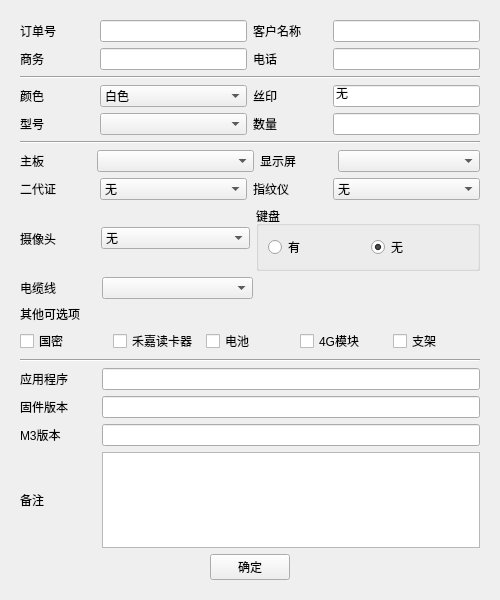
First picture: the form in ConfirmForm/UI/confirm.ui, repository Mr-Wes/PythonProjects, before the edit.
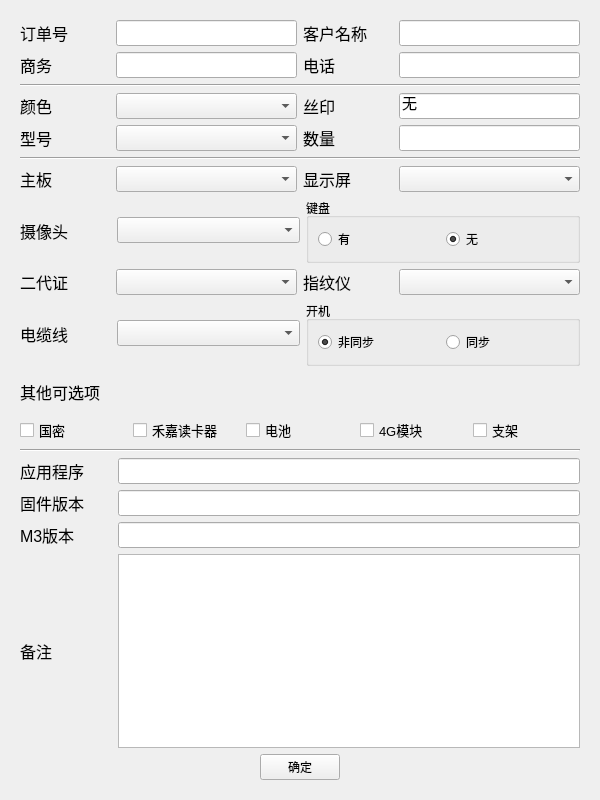
Second picture: the form after the edit.

```diff
--- a/ConfirmForm/UI/confirm.ui
+++ b/ConfirmForm/UI/confirm.ui
@@ -6,20 +6,20 @@
    <rect>
     <x>0</x>
     <y>0</y>
-    <width>500</width>
-    <height>600</height>
+    <width>600</width>
+    <height>800</height>
    </rect>
   </property>
   <property name="minimumSize">
    <size>
-    <width>500</width>
-    <height>600</height>
+    <width>600</width>
+    <height>800</height>
    </size>
   </property>
   <property name="maximumSize">
    <size>
-    <width>500</width>
-    <height>600</height>
+    <width>600</width>
+    <height>800</height>
    </size>
   </property>
   <property name="windowTitle">
@@ -28,28 +28,50 @@
   <layout class="QVBoxLayout" name="verticalLayout">
    <item>
     <widget class="QWidget" name="widget" native="true">
-     <layout class="QVBoxLayout" name="verticalLayout_2">
+     <layout class="QVBoxLayout" name="verticalLayout_2" stretch="1,1,1,1,1,1,1,0,1,1,1,1,1,1,1,1,5,1">
       <item>
        <layout class="QHBoxLayout" name="hl_1_1" stretch="1,2,1,2">
         <item>
          <widget class="QLabel" name="lb_number">
+          <property name="font">
+           <font>
+            <pointsize>12</pointsize>
+           </font>
+          </property>
           <property name="text">
            <string>订单号</string>
           </property>
          </widget>
         </item>
         <item>
-         <widget class="QLineEdit" name="le_number"/>
+         <widget class="QLineEdit" name="le_number">
+          <property name="font">
+           <font>
+            <pointsize>11</pointsize>
+           </font>
+          </property>
+         </widget>
         </item>
         <item>
          <widget class="QLabel" name="lb_name">
+          <property name="font">
+           <font>
+            <pointsize>12</pointsize>
+           </font>
+          </property>
           <property name="text">
            <string>客户名称</string>
           </property>
          </widget>
         </item>
         <item>
-         <widget class="QLineEdit" name="le_name"/>
+         <widget class="QLineEdit" name="le_name">
+          <property name="font">
+           <font>
+            <pointsize>11</pointsize>
+           </font>
+          </property>
+         </widget>
         </item>
        </layout>
       </item>
@@ -57,23 +79,45 @@
        <layout class="QHBoxLayout" name="hl_1_2" stretch="1,2,1,2">
         <item>
          <widget class="QLabel" name="lb_people">
+          <property name="font">
+           <font>
+            <pointsize>12</pointsize>
+           </font>
+          </property>
           <property name="text">
            <string>商务</string>
           </property>
          </widget>
         </item>
         <item>
-         <widget class="QLineEdit" name="le_people"/>
+         <widget class="QLineEdit" name="le_people">
+          <property name="font">
+           <font>
+            <pointsize>11</pointsize>
+           </font>
+          </property>
+         </widget>
         </item>
         <item>
          <widget class="QLabel" name="lb_tel">
+          <property name="font">
+           <font>
+            <pointsize>12</pointsize>
+           </font>
+          </property>
           <property name="text">
            <string>电话</string>
           </property>
          </widget>
         </item>
         <item>
-         <widget class="QLineEdit" name="le_tel"/>
+         <widget class="QLineEdit" name="le_tel">
+          <property name="font">
+           <font>
+            <pointsize>11</pointsize>
+           </font>
+          </property>
+         </widget>
         </item>
        </layout>
       </item>
@@ -88,6 +132,11 @@
        <layout class="QHBoxLayout" name="hl_2_1" stretch="1,2,1,2">
         <item>
          <widget class="QLabel" name="lb_color">
+          <property name="font">
+           <font>
+            <pointsize>12</pointsize>
+           </font>
+          </property>
           <property name="text">
            <string>颜色</string>
           </property>
@@ -95,20 +144,20 @@
         </item>
         <item>
          <widget class="QComboBox" name="cb_color">
-          <item>
-           <property name="text">
-            <string>白色</string>
-           </property>
-          </item>
-          <item>
-           <property name="text">
-            <string>黑色</string>
-           </property>
-          </item>
+          <property name="font">
+           <font>
+            <pointsize>11</pointsize>
+           </font>
+          </property>
          </widget>
         </item>
         <item>
          <widget class="QLabel" name="lb_logo">
+          <property name="font">
+           <font>
+            <pointsize>12</pointsize>
+           </font>
+          </property>
           <property name="text">
            <string>丝印</string>
           </property>
@@ -116,6 +165,11 @@
         </item>
         <item>
          <widget class="QLineEdit" name="le_logo">
+          <property name="font">
+           <font>
+            <pointsize>11</pointsize>
+           </font>
+          </property>
           <property name="text">
            <string>无</string>
           </property>
@@ -127,6 +181,11 @@
        <layout class="QHBoxLayout" name="hl_2_2" stretch="1,2,1,2">
         <item>
          <widget class="QLabel" name="lb_type">
+          <property name="font">
+           <font>
+            <pointsize>12</pointsize>
+           </font>
+          </property>
           <property name="text">
            <string>型号</string>
           </property>
@@ -134,107 +193,33 @@
         </item>
         <item>
          <widget class="QComboBox" name="cb_type">
-          <item>
-           <property name="text">
-            <string/>
-           </property>
-          </item>
-          <item>
-           <property name="text">
-            <string>P710-01</string>
-           </property>
-          </item>
-          <item>
-           <property name="text">
-            <string>P710-04</string>
-           </property>
-          </item>
-          <item>
-           <property name="text">
-            <string>P708</string>
-           </property>
-          </item>
-          <item>
-           <property name="text">
-            <string>S2000</string>
-           </property>
-          </item>
-          <item>
-           <property name="text">
-            <string>S3000(S)</string>
-           </property>
-          </item>
-          <item>
-           <property name="text">
-            <string>S3000(D)</string>
-           </property>
-          </item>
-          <item>
-           <property name="text">
-            <string>S3000B</string>
-           </property>
-          </item>
-          <item>
-           <property name="text">
-            <string>S3000B(S)</string>
-           </property>
-          </item>
-          <item>
-           <property name="text">
-            <string>S3000B(D)</string>
-           </property>
-          </item>
-          <item>
-           <property name="text">
-            <string>G979B</string>
-           </property>
-          </item>
-          <item>
-           <property name="text">
-            <string>G989A</string>
-           </property>
-          </item>
-          <item>
-           <property name="text">
-            <string>G989B(S)</string>
-           </property>
-          </item>
-          <item>
-           <property name="text">
-            <string>G989B(D)</string>
-           </property>
-          </item>
-          <item>
-           <property name="text">
-            <string>G989C</string>
-           </property>
-          </item>
-          <item>
-           <property name="text">
-            <string>G989C(S)</string>
-           </property>
-          </item>
-          <item>
-           <property name="text">
-            <string>G989C(D)</string>
-           </property>
-          </item>
-          <item>
-           <property name="text">
-            <string>G999</string>
-           </property>
-          </item>
+          <property name="font">
+           <font>
+            <pointsize>11</pointsize>
+           </font>
+          </property>
          </widget>
         </item>
         <item>
          <widget class="QLabel" name="lb_count">
+          <property name="font">
+           <font>
+            <pointsize>12</pointsize>
+           </font>
+          </property>
           <property name="text">
            <string>数量</string>
           </property>
          </widget>
         </item>
         <item>
-         <widget class="QLineEdit" name="le_count"/>
+         <widget class="QLineEdit" name="le_count">
+          <property name="font">
+           <font>
+            <pointsize>11</pointsize>
+           </font>
+          </property>
+         </widget>
         </item>
        </layout>
       </item>
@@ -249,6 +234,11 @@
        <layout class="QHBoxLayout" name="hl_3_1" stretch="1,2,1,2">
         <item>
          <widget class="QLabel" name="lb_board">
+          <property name="font">
+           <font>
+            <pointsize>12</pointsize>
+           </font>
+          </property>
           <property name="text">
            <string>主板</string>
           </property>
@@ -256,50 +246,20 @@
         </item>
         <item>
          <widget class="QComboBox" name="cb_board">
-          <item>
-           <property name="text">
-            <string/>
-           </property>
-          </item>
-          <item>
-           <property name="text">
-            <string>5127</string>
-           </property>
-          </item>
-          <item>
-           <property name="text">
-            <string>5128</string>
-           </property>
-          </item>
-          <item>
-           <property name="text">
-            <string>5167-V5(带WiFi模块)</string>
-           </property>
-          </item>
-          <item>
-           <property name="text">
-            <string>5167-V5(不带WiFi模块)</string>
-           </property>
-          </item>
-          <item>
-           <property name="text">
-            <string>5187-V3</string>
-           </property>
-          </item>
-          <item>
-           <property name="text">
-            <string>5187-V4</string>
-           </property>
-          </item>
-          <item>
-           <property name="text">
-            <string>5187-V5</string>
-           </property>
-          </item>
+          <property name="font">
+           <font>
+            <pointsize>11</pointsize>
+           </font>
+          </property>
          </widget>
         </item>
         <item>
          <widget class="QLabel" name="lb_screen">
+          <property name="font">
+           <font>
+            <pointsize>12</pointsize>
+           </font>
+          </property>
           <property name="text">
            <string>显示屏</string>
           </property>
@@ -307,155 +267,24 @@
         </item>
         <item>
          <widget class="QComboBox" name="cb_screen">
-          <item>
-           <property name="text">
-            <string/>
-           </property>
-          </item>
-          <item>
-           <property name="text">
-            <string>弘电</string>
-           </property>
-          </item>
-          <item>
-           <property name="text">
-            <string>仓瑞</string>
-           </property>
-          </item>
-          <item>
-           <property name="text">
-            <string>源聚缘</string>
-           </property>
-          </item>
-          <item>
-           <property name="text">
-            <string>精源宇</string>
-           </property>
-          </item>
-          <item>
-           <property name="text">
-            <string>汉王</string>
-           </property>
-          </item>
-          <item>
-           <property name="text">
-            <string>磐信</string>
-           </property>
-          </item>
-          <item>
-           <property name="text">
-            <string>优派</string>
-           </property>
-          </item>
-         </widget>
-        </item>
-       </layout>
-      </item>
-      <item>
-       <layout class="QHBoxLayout" name="hl_3_2" stretch="1,2,1,2">
-        <item>
-         <widget class="QLabel" name="lb_id">
-          <property name="text">
-           <string>二代证</string>
+          <property name="font">
+           <font>
+            <pointsize>11</pointsize>
+           </font>
           </property>
          </widget>
         </item>
-        <item>
-         <widget class="QComboBox" name="cb_id">
-          <item>
-           <property name="text">
-            <string>无</string>
-           </property>
-          </item>
-          <item>
-           <property name="text">
-            <string>德生二代证</string>
-           </property>
-          </item>
-          <item>
-           <property name="text">
-            <string>中正BU3</string>
-           </property>
-          </item>
-          <item>
-           <property name="text">
-            <string>中正二合一BH5</string>
-           </property>
-          </item>
-          <item>
-           <property name="text">
-            <string>中正二合一BH6</string>
-           </property>
-          </item>
-          <item>
-           <property name="text">
-            <string>客户提供</string>
-           </property>
-          </item>
-         </widget>
-        </item>
-        <item>
-         <widget class="QLabel" name="lb_finger">
-          <property name="text">
-           <string>指纹仪</string>
-          </property>
-         </widget>
-        </item>
-        <item>
-         <widget class="QComboBox" name="cb_finger">
-          <item>
-           <property name="text">
-            <string>无</string>
-           </property>
-          </item>
-          <item>
-           <property name="text">
-            <string>指昂060</string>
-           </property>
-          </item>
-          <item>
-           <property name="text">
-            <string>指昂LD-8800-G</string>
-           </property>
-          </item>
-          <item>
-           <property name="text">
-            <string>指昂LD-8800-G-060</string>
-           </property>
-          </item>
-          <item>
-           <property name="text">
-            <string>中正SM-205BCT</string>
-           </property>
-          </item>
-          <item>
-           <property name="text">
-            <string>中正SM821</string>
-           </property>
-          </item>
-          <item>
-           <property name="text">
-            <string>天诚TCM025-FT5</string>
-           </property>
-          </item>
-          <item>
-           <property name="text">
-            <string>天诚探索者</string>
-           </property>
-          </item>
-          <item>
-           <property name="text">
-            <string>客户提供</string>
-           </property>
-          </item>
-         </widget>
-        </item>
        </layout>
       </item>
       <item>
        <layout class="QHBoxLayout" name="hl_3_3" stretch="1,2,3">
         <item>
          <widget class="QLabel" name="lb_camera">
+          <property name="font">
+           <font>
+            <pointsize>12</pointsize>
+           </font>
+          </property>
           <property name="text">
            <string>摄像头</string>
           </property>
@@ -463,41 +292,11 @@
         </item>
         <item>
          <widget class="QComboBox" name="cb_camera">
-          <item>
-           <property name="text">
-            <string>无</string>
-           </property>
-          </item>
-          <item>
-           <property name="text">
-            <string>永吉星200万</string>
-           </property>
-          </item>
-          <item>
-           <property name="text">
-            <string>永吉星500万</string>
-           </property>
-          </item>
-          <item>
-           <property name="text">
-            <string>健德源单目</string>
-           </property>
-          </item>
-          <item>
-           <property name="text">
-            <string>健德源双目</string>
-           </property>
-          </item>
-          <item>
-           <property name="text">
-            <string>赛威思单目</string>
-           </property>
-          </item>
-          <item>
-           <property name="text">
-            <string>赛威思双目</string>
-           </property>
-          </item>
+          <property name="font">
+           <font>
+            <pointsize>11</pointsize>
+           </font>
+          </property>
          </widget>
         </item>
         <item>
@@ -528,10 +327,61 @@
         </item>
        </layout>
       </item>
+      <item>
+       <layout class="QHBoxLayout" name="hl_3_2" stretch="1,2,1,2">
+        <item>
+         <widget class="QLabel" name="lb_id">
+          <property name="font">
+           <font>
+            <pointsize>12</pointsize>
+           </font>
+          </property>
+          <property name="text">
+           <string>二代证</string>
+          </property>
+         </widget>
+        </item>
+        <item>
+         <widget class="QComboBox" name="cb_id">
+          <property name="font">
+           <font>
+            <pointsize>11</pointsize>
+           </font>
+          </property>
+         </widget>
+        </item>
+        <item>
+         <widget class="QLabel" name="lb_finger">
+          <property name="font">
+           <font>
+            <pointsize>12</pointsize>
+           </font>
+          </property>
+          <property name="text">
+           <string>指纹仪</string>
+          </property>
+         </widget>
+        </item>
+        <item>
+         <widget class="QComboBox" name="cb_finger">
+          <property name="font">
+           <font>
+            <pointsize>11</pointsize>
+           </font>
+          </property>
+         </widget>
+        </item>
+       </layout>
+      </item>
       <item>
        <layout class="QHBoxLayout" name="hl_3_4" stretch="1,2,3">
         <item>
          <widget class="QLabel" name="lb_wire">
+          <property name="font">
+           <font>
+            <pointsize>12</pointsize>
+           </font>
+          </property>
           <property name="text">
            <string>电缆线</string>
           </property>
@@ -539,80 +389,48 @@
         </item>
         <item>
          <widget class="QComboBox" name="cb_wire">
-          <item>
-           <property name="text">
-            <string/>
-           </property>
-          </item>
-          <item>
-           <property name="text">
-            <string>威线科029</string>
-           </property>
-          </item>
-          <item>
-           <property name="text">
-            <string>威线科029(电池功能)</string>
-           </property>
-          </item>
-          <item>
-           <property name="text">
-            <string>威线科029B</string>
-           </property>
-          </item>
-          <item>
-           <property name="text">
-            <string>威线科046</string>
-           </property>
-          </item>
-          <item>
-           <property name="text">
-            <string>威线科106A</string>
-           </property>
-          </item>
-          <item>
-           <property name="text">
-            <string>威线科106B</string>
-           </property>
-          </item>
-          <item>
-           <property name="text">
-            <string>威线科106C</string>
-           </property>
-          </item>
-          <item>
-           <property name="text">
-            <string>威线科107</string>
-           </property>
-          </item>
-          <item>
-           <property name="text">
-            <string>威线科110</string>
-           </property>
-          </item>
-          <item>
-           <property name="text">
-            <string>正青046</string>
-           </property>
-          </item>
+          <property name="font">
+           <font>
+            <pointsize>11</pointsize>
+           </font>
+          </property>
          </widget>
         </item>
         <item>
-         <spacer name="horizontalSpacer_3">
-          <property name="orientation">
-           <enum>Qt::Horizontal</enum>
+         <widget class="QGroupBox" name="groupBox_2">
+          <property name="title">
+           <string>开机</string>
           </property>
-          <property name="sizeHint" stdset="0">
-           <size>
-            <width>40</width>
-            <height>20</height>
-           </size>
-          </property>
-         </spacer>
+          <layout class="QHBoxLayout" name="horizontalLayout">
+           <item>
+            <widget class="QRadioButton" name="rb_yes_step">
+             <property name="text">
+              <string>非同步</string>
+             </property>
+             <property name="checked">
+              <bool>true</bool>
+             </property>
+            </widget>
+           </item>
+           <item>
+            <widget class="QRadioButton" name="rb_no_step">
+             <property name="text">
+              <string>同步</string>
+             </property>
+            </widget>
+           </item>
+          </layout>
+         </widget>
         </item>
        </layout>
       </item>
       <item>
        <widget class="QLabel" name="lb_other">
+        <property name="font">
+         <font>
+          <pointsize>12</pointsize>
+         </font>
+        </property>
         <property name="text">
          <string>其他可选项</string>
         </property>
@@ -622,6 +440,11 @@
        <layout class="QHBoxLayout" name="hl_4_6">
         <item>
          <widget class="QCheckBox" name="chb_gm">
+          <property name="font">
+           <font>
+            <pointsize>10</pointsize>
+           </font>
+          </property>
           <property name="text">
            <string>国密</string>
           </property>
@@ -629,6 +452,11 @@
         </item>
         <item>
          <widget class="QCheckBox" name="chb_m1">
+          <property name="font">
+           <font>
+            <pointsize>10</pointsize>
+           </font>
+          </property>
           <property name="text">
            <string>禾嘉读卡器</string>
           </property>
@@ -636,6 +464,11 @@
         </item>
         <item>
          <widget class="QCheckBox" name="chb_battery">
+          <property name="font">
+           <font>
+            <pointsize>10</pointsize>
+           </font>
+          </property>
           <property name="text">
            <string>电池</string>
           </property>
@@ -643,6 +476,11 @@
         </item>
         <item>
          <widget class="QCheckBox" name="chb_4g">
+          <property name="font">
+           <font>
+            <pointsize>10</pointsize>
+           </font>
+          </property>
           <property name="text">
            <string>4G模块</string>
           </property>
@@ -650,6 +488,11 @@
         </item>
         <item>
          <widget class="QCheckBox" name="chb_stand">
+          <property name="font">
+           <font>
+            <pointsize>10</pointsize>
+           </font>
+          </property>
           <property name="text">
            <string>支架</string>
           </property>
@@ -668,13 +511,24 @@
        <layout class="QHBoxLayout" name="hl_4_1" stretch="1,5">
         <item>
          <widget class="QLabel" name="lb_software">
+          <property name="font">
+           <font>
+            <pointsize>12</pointsize>
+           </font>
+          </property>
           <property name="text">
            <string>应用程序</string>
           </property>
          </widget>
         </item>
         <item>
-         <widget class="QLineEdit" name="le_software"/>
+         <widget class="QLineEdit" name="le_software">
+          <property name="font">
+           <font>
+            <pointsize>11</pointsize>
+           </font>
+          </property>
+         </widget>
         </item>
        </layout>
       </item>
@@ -682,13 +536,24 @@
        <layout class="QHBoxLayout" name="hl_4_2" stretch="1,5">
         <item>
          <widget class="QLabel" name="lb_hardware">
+          <property name="font">
+           <font>
+            <pointsize>12</pointsize>
+           </font>
+          </property>
           <property name="text">
            <string>固件版本</string>
           </property>
          </widget>
         </item>
         <item>
-         <widget class="QLineEdit" name="le_hardware"/>
+         <widget class="QLineEdit" name="le_hardware">
+          <property name="font">
+           <font>
+            <pointsize>11</pointsize>
+           </font>
+          </property>
+         </widget>
         </item>
        </layout>
       </item>
@@ -696,13 +561,24 @@
        <layout class="QHBoxLayout" name="hl_4_3" stretch="1,5">
         <item>
          <widget class="QLabel" name="lb_m3">
+          <property name="font">
+           <font>
+            <pointsize>12</pointsize>
+           </font>
+          </property>
           <property name="text">
            <string>M3版本</string>
           </property>
          </widget>
         </item>
         <item>
-         <widget class="QLineEdit" name="le_m3"/>
+         <widget class="QLineEdit" name="le_m3">
+          <property name="font">
+           <font>
+            <pointsize>11</pointsize>
+           </font>
+          </property>
+         </widget>
         </item>
        </layout>
       </item>
@@ -710,13 +586,24 @@
        <layout class="QHBoxLayout" name="hl_4_4" stretch="1,5">
         <item>
          <widget class="QLabel" name="lb_mark">
+          <property name="font">
+           <font>
+            <pointsize>12</pointsize>
+           </font>
+          </property>
           <property name="text">
            <string>备注</string>
           </property>
          </widget>
         </item>
         <item>
-         <widget class="QTextEdit" name="te_mark"/>
+         <widget class="QTextEdit" name="te_mark">
+          <property name="font">
+           <font>
+            <pointsize>11</pointsize>
+           </font>
+          </property>
+         </widget>
         </item>
        </layout>
       </item>
```
